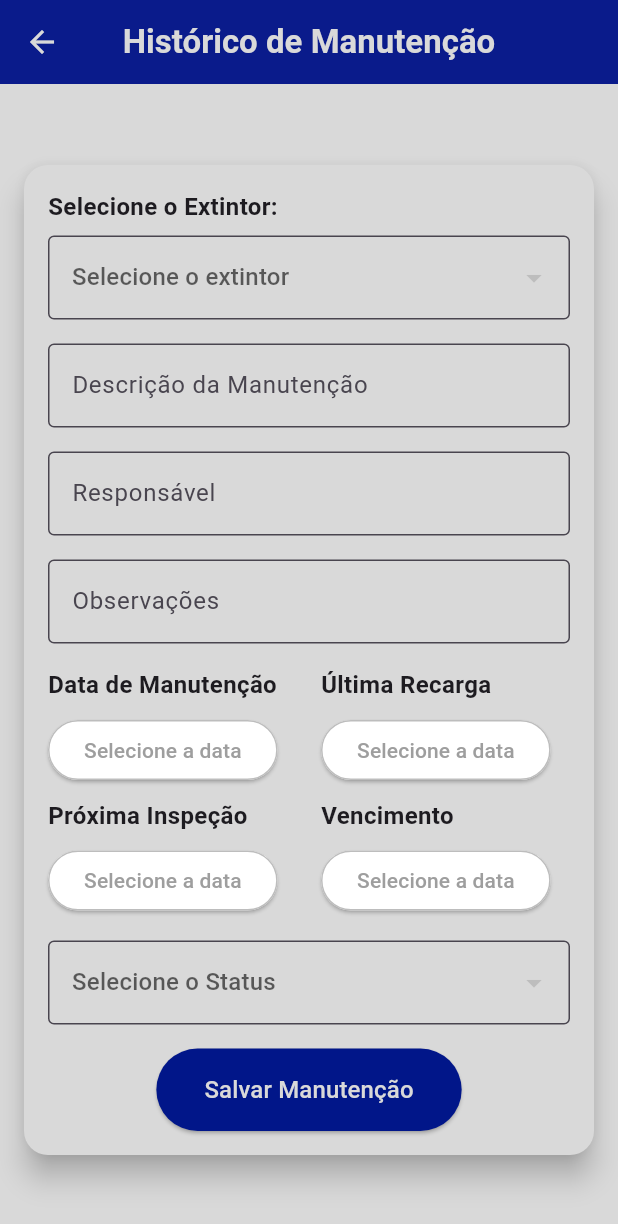
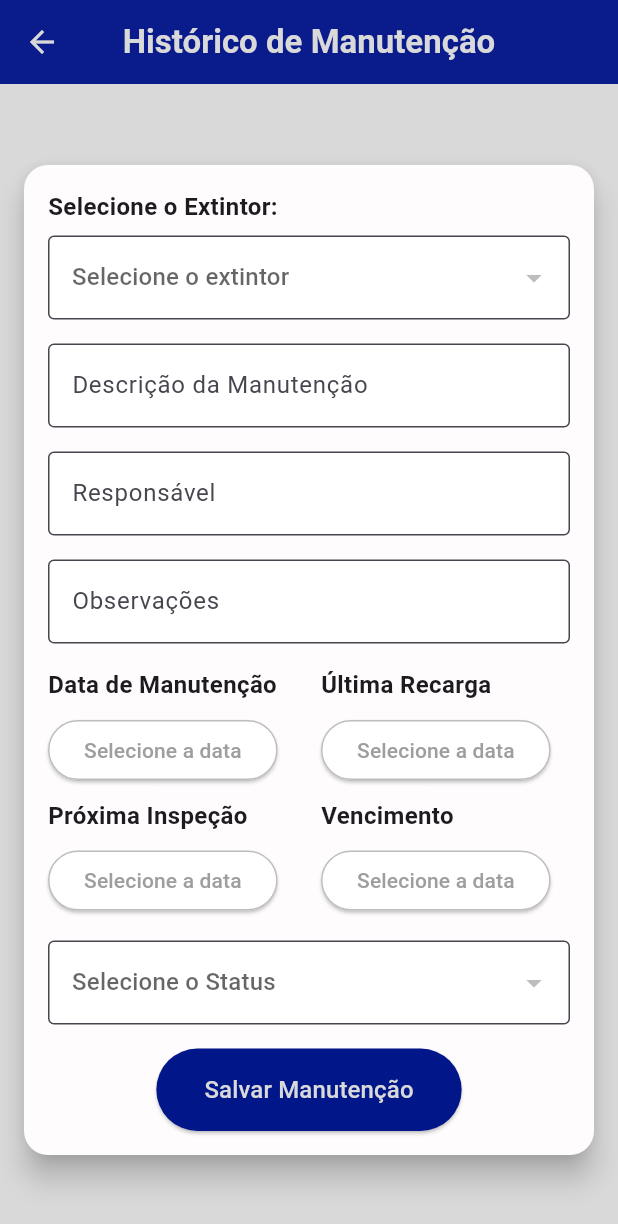
Before and after one commit to Rodrigomt21/fire-equipment-management-metro, a Flutter app: the ManutencaoExtintorPage screen opened directly, on a phone screen of 412 x 824 dp. Shown: the top 1224 px of the screen. Run offline on Flutter 3.47's test engine with Material 3 defaults, Android fonts, the phone set to English and light mode, and no system bars; our stand-ins replace email_validator, google_fonts, image_picker, pdf, printing, shared_preferences and 1 more; missing offline and left inert: qr_code_scanner_plus; accounts and stored records are empty; network calls fail.

Commit message:
cor card

```diff
--- a/Mobile/mobilegestaoextintores/lib/src/telas/Manutencao/Tela_Manutencao.dart
+++ b/Mobile/mobilegestaoextintores/lib/src/telas/Manutencao/Tela_Manutencao.dart
@@ -154,7 +154,7 @@ class _ManutencaoExtintorPageState extends State<ManutencaoExtintorPage> {
           margin: const EdgeInsets.symmetric(horizontal: 16, vertical: 24),
           shape:
               RoundedRectangleBorder(borderRadius: BorderRadius.circular(16)),
-          color: const Color(0xFFD9D9D9), // Cor do card
+          color: const Color.fromARGB(255, 254, 252, 252), // Cor do card
           child: Padding(
             padding: const EdgeInsets.all(16.0),
             child: SingleChildScrollView(
@@ -171,7 +171,7 @@ class _ManutencaoExtintorPageState extends State<ManutencaoExtintorPage> {
                     decoration: InputDecoration(
                       border: OutlineInputBorder(),
                       filled: true,
-                      fillColor: const Color(0xFFD9D9D9), // Cor do campo
+                      fillColor: Colors.white, // Cor do campo
                     ),
                     hint: const Text("Selecione o extintor"),
                     items: extintores.map((extintor) {
@@ -236,7 +236,7 @@ class _ManutencaoExtintorPageState extends State<ManutencaoExtintorPage> {
                     decoration: InputDecoration(
                       border: OutlineInputBorder(),
                       filled: true,
-                      fillColor: const Color(0xFFD9D9D9), // Cor do campo
+                      fillColor: Colors.white, // Cor do campo
                     ),
                     hint: const Text("Selecione o Status"),
                     items: statusOptions.map((status) {
@@ -284,7 +284,7 @@ class _ManutencaoExtintorPageState extends State<ManutencaoExtintorPage> {
         labelText: labelText,
         border: OutlineInputBorder(),
         filled: true,
-        fillColor: const Color(0xFFD9D9D9), // Cor dos campos
+        fillColor: Colors.white, // Cor dos campos
       ),
     );
   }
--- a/Mobile/mobilegestaoextintores/lib/src/telas/Tela_RegistrarExtintorManual.dart
+++ b/Mobile/mobilegestaoextintores/lib/src/telas/Tela_RegistrarExtintorManual.dart
@@ -360,7 +360,7 @@ class _TelaRegistrarExtintorState extends State<TelaRegistrarExtintor> {
           child: Center(
             child: Card(
               elevation: 5,
-              color: Color(0xFFD9D9D9),
+              color: Color.fromARGB(255, 255, 255, 255),
               shape: RoundedRectangleBorder(
                 borderRadius: BorderRadius.circular(16),
               ),
```
